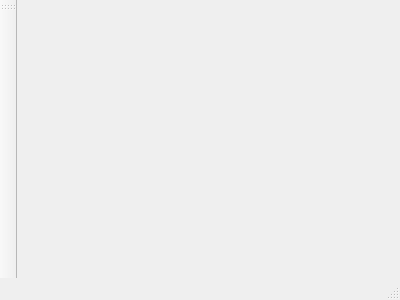
khtp91113/pd2-2048, file mainwindow.ui: the form before one commit.
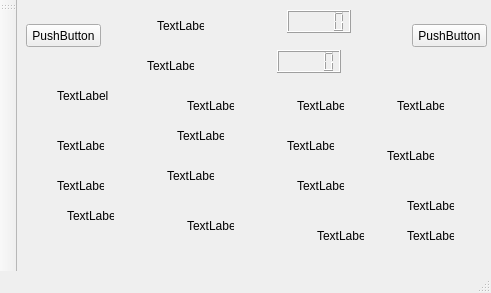
The form after the commit.

```diff
--- a/mainwindow.ui
+++ b/mainwindow.ui
@@ -6,14 +6,295 @@
    <rect>
     <x>0</x>
     <y>0</y>
-    <width>400</width>
-    <height>300</height>
+    <width>491</width>
+    <height>293</height>
    </rect>
   </property>
   <property name="windowTitle">
    <string>MainWindow</string>
   </property>
-  <widget class="QWidget" name="centralWidget"/>
+  <widget class="QWidget" name="centralWidget">
+   <widget class="QLCDNumber" name="lcd_bestscore">
+    <property name="geometry">
+     <rect>
+      <x>270</x>
+      <y>10</y>
+      <width>64</width>
+      <height>23</height>
+     </rect>
+    </property>
+   </widget>
+   <widget class="QLCDNumber" name="lcd_score">
+    <property name="geometry">
+     <rect>
+      <x>260</x>
+      <y>50</y>
+      <width>64</width>
+      <height>23</height>
+     </rect>
+    </property>
+   </widget>
+   <widget class="QPushButton" name="button_1">
+    <property name="geometry">
+     <rect>
+      <x>9</x>
+      <y>24</y>
+      <width>75</width>
+      <height>23</height>
+     </rect>
+    </property>
+    <property name="text">
+     <string>PushButton</string>
+    </property>
+   </widget>
+   <widget class="QPushButton" name="button_2">
+    <property name="geometry">
+     <rect>
+      <x>395</x>
+      <y>24</y>
+      <width>75</width>
+      <height>23</height>
+     </rect>
+    </property>
+    <property name="text">
+     <string>PushButton</string>
+    </property>
+   </widget>
+   <widget class="QLabel" name="label_1">
+    <property name="geometry">
+     <rect>
+      <x>40</x>
+      <y>80</y>
+      <width>81</width>
+      <height>31</height>
+     </rect>
+    </property>
+    <property name="text">
+     <string>TextLabel</string>
+    </property>
+   </widget>
+   <widget class="QLabel" name="label_2">
+    <property name="geometry">
+     <rect>
+      <x>170</x>
+      <y>100</y>
+      <width>47</width>
+      <height>12</height>
+     </rect>
+    </property>
+    <property name="text">
+     <string>TextLabel</string>
+    </property>
+   </widget>
+   <widget class="QLabel" name="label_3">
+    <property name="geometry">
+     <rect>
+      <x>280</x>
+      <y>100</y>
+      <width>47</width>
+      <height>12</height>
+     </rect>
+    </property>
+    <property name="text">
+     <string>TextLabel</string>
+    </property>
+   </widget>
+   <widget class="QLabel" name="label_4">
+    <property name="geometry">
+     <rect>
+      <x>380</x>
+      <y>100</y>
+      <width>47</width>
+      <height>12</height>
+     </rect>
+    </property>
+    <property name="text">
+     <string>TextLabel</string>
+    </property>
+   </widget>
+   <widget class="QLabel" name="label_5">
+    <property name="geometry">
+     <rect>
+      <x>40</x>
+      <y>140</y>
+      <width>47</width>
+      <height>12</height>
+     </rect>
+    </property>
+    <property name="text">
+     <string>TextLabel</string>
+    </property>
+   </widget>
+   <widget class="QLabel" name="label_6">
+    <property name="geometry">
+     <rect>
+      <x>160</x>
+      <y>130</y>
+      <width>47</width>
+      <height>12</height>
+     </rect>
+    </property>
+    <property name="text">
+     <string>TextLabel</string>
+    </property>
+   </widget>
+   <widget class="QLabel" name="label_7">
+    <property name="geometry">
+     <rect>
+      <x>270</x>
+      <y>140</y>
+      <width>47</width>
+      <height>12</height>
+     </rect>
+    </property>
+    <property name="text">
+     <string>TextLabel</string>
+    </property>
+   </widget>
+   <widget class="QLabel" name="label_8">
+    <property name="geometry">
+     <rect>
+      <x>370</x>
+      <y>150</y>
+      <width>47</width>
+      <height>12</height>
+     </rect>
+    </property>
+    <property name="text">
+     <string>TextLabel</string>
+    </property>
+   </widget>
+   <widget class="QLabel" name="label_9">
+    <property name="geometry">
+     <rect>
+      <x>40</x>
+      <y>180</y>
+      <width>47</width>
+      <height>12</height>
+     </rect>
+    </property>
+    <property name="text">
+     <string>TextLabel</string>
+    </property>
+   </widget>
+   <widget class="QLabel" name="label_10">
+    <property name="geometry">
+     <rect>
+      <x>150</x>
+      <y>170</y>
+      <width>47</width>
+      <height>12</height>
+     </rect>
+    </property>
+    <property name="text">
+     <string>TextLabel</string>
+    </property>
+   </widget>
+   <widget class="QLabel" name="label_11">
+    <property name="geometry">
+     <rect>
+      <x>280</x>
+      <y>180</y>
+      <width>47</width>
+      <height>12</height>
+     </rect>
+    </property>
+    <property name="text">
+     <string>TextLabel</string>
+    </property>
+   </widget>
+   <widget class="QLabel" name="label_12">
+    <property name="geometry">
+     <rect>
+      <x>390</x>
+      <y>200</y>
+      <width>47</width>
+      <height>12</height>
+     </rect>
+    </property>
+    <property name="text">
+     <string>TextLabel</string>
+    </property>
+   </widget>
+   <widget class="QLabel" name="label_13">
+    <property name="geometry">
+     <rect>
+      <x>50</x>
+      <y>210</y>
+      <width>47</width>
+      <height>12</height>
+     </rect>
+    </property>
+    <property name="text">
+     <string>TextLabel</string>
+    </property>
+   </widget>
+   <widget class="QLabel" name="label_14">
+    <property name="geometry">
+     <rect>
+      <x>170</x>
+      <y>220</y>
+      <width>47</width>
+      <height>12</height>
+     </rect>
+    </property>
+    <property name="text">
+     <string>TextLabel</string>
+    </property>
+   </widget>
+   <widget class="QLabel" name="label_15">
+    <property name="geometry">
+     <rect>
+      <x>300</x>
+      <y>230</y>
+      <width>47</width>
+      <height>12</height>
+     </rect>
+    </property>
+    <property name="text">
+     <string>TextLabel</string>
+    </property>
+   </widget>
+   <widget class="QLabel" name="label_16">
+    <property name="geometry">
+     <rect>
+      <x>390</x>
+      <y>230</y>
+      <width>47</width>
+      <height>12</height>
+     </rect>
+    </property>
+    <property name="text">
+     <string>TextLabel</string>
+    </property>
+   </widget>
+   <widget class="QLabel" name="label_bestscore">
+    <property name="geometry">
+     <rect>
+      <x>140</x>
+      <y>20</y>
+      <width>47</width>
+      <height>12</height>
+     </rect>
+    </property>
+    <property name="text">
+     <string>TextLabel</string>
+    </property>
+   </widget>
+   <widget class="QLabel" name="label_score">
+    <property name="geometry">
+     <rect>
+      <x>130</x>
+      <y>60</y>
+      <width>47</width>
+      <height>12</height>
+     </rect>
+    </property>
+    <property name="text">
+     <string>TextLabel</string>
+    </property>
+   </widget>
+  </widget>
   <widget class="QMenuBar" name="menuBar">
    <property name="enabled">
     <bool>true</bool>
```
Left out of the diff: 2 changed lines with no effect on the pictures.
